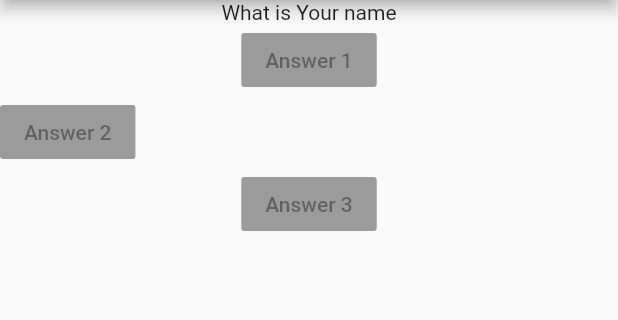
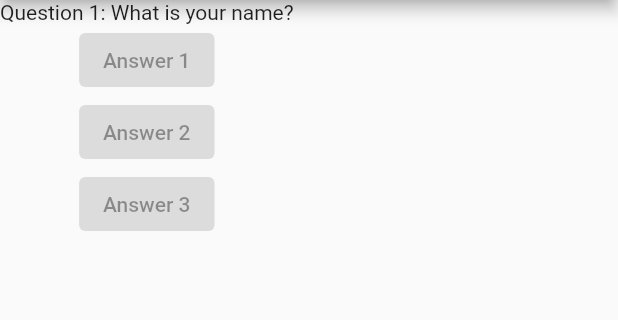
Before and after one commit to SomaSongoka/Flutter1, a Flutter app: the screen it shows after launch, on a phone screen of 412 x 824 dp, the part 84-404 px from its top. Run offline on Flutter 3.47's test engine with Material 2 defaults, Android fonts, the phone set to English and light mode, and no system bars.

Commit message:
Designing First App - App Bar - Body Test - Buttons (New Button Design)

```diff
--- a/lib/main.dart
+++ b/lib/main.dart
@@ -1,52 +1,40 @@
-// First we need to import the UI Library which is MaterialTheme UI
+/**
+ * IMPORT
+ * 1: Material Theme
+ */
 import 'package:flutter/material.dart';
 
-/*
-Remember Flutter is all about Widgets, and we need to build our first main widget
+/**
+ *  Main Class to run our App
+ */
+void main() => runApp(MyApp());
 
--> The widget class we create will extend the main widget classes available in material package
+/**
+ * MyClass
+ * - Main class to build and load our Flutter Widgets
  */
-
 class MyApp extends StatelessWidget {
+  /** Method Override */
   @override
   Widget build(BuildContext context) {
-    //Now after all is done we need to return the widget
-    // home: Text('Hello App')
-    /* We use Scaffold to build background and more */
+    /** MatrialApp Widget */
     return MaterialApp(
       home: Scaffold(
         appBar: AppBar(
           title: Text("First App"),
         ),
-        body: Column(children: [
-          Text("What is Your name"),
-          RaisedButton(
-            child: Text("Answer 1"),
-            onPressed: null,
-          ),
-          Row(
-            children: [
-              RaisedButton(
-                child: Text("Answer 2"),
-                onPressed: null,
-              ),
-            ],
-          ),
-          RaisedButton(
-            child: Text("Answer 3"),
-            onPressed: null,
-          ),
-        ]),
+        body: Column(
+          children: [
+            // Text
+            Text("Question 1: What is your name?"),
+
+            //Buttons
+            ElevatedButton(onPressed: null, child: Text("Answer 1"),),
+            ElevatedButton(onPressed: null, child: Text("Answer 2"),),
+            ElevatedButton(onPressed: null, child: Text("Answer 3"),),
+          ],
+        ),
       ),
     );
-
-    // TODO: implement build
-    //throw UnimplementedError();
   }
 }
-
-//Theme we load our main function
-void main() {
-  //Now we need to tell the main.dart our main widget
-  runApp(MyApp());
-}
```
